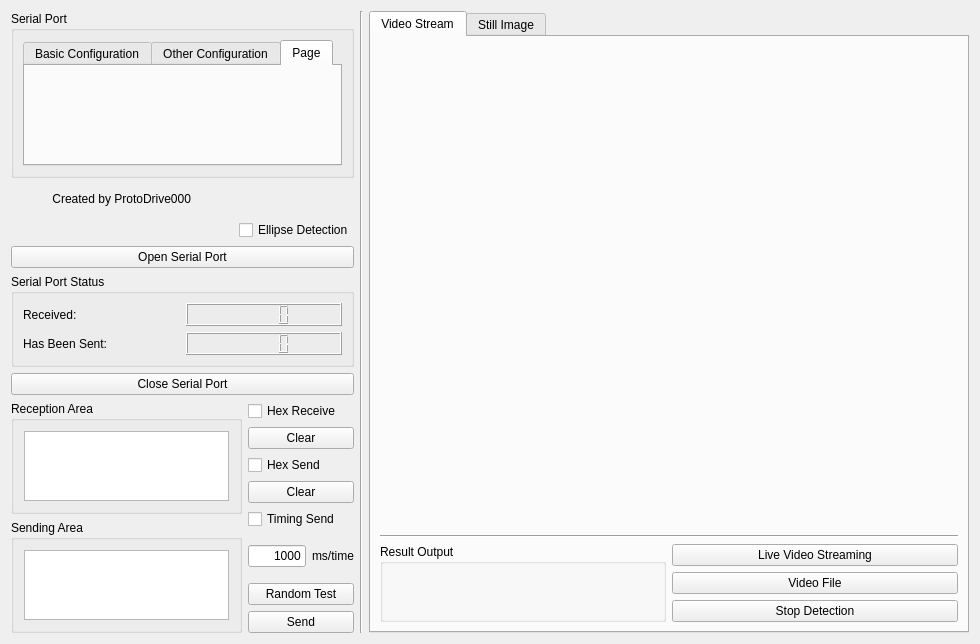
Above: Ui_Backup.ui from Kienle4562/GUI_Pyqt_YoloV5 before the change. Below: the same form after it.
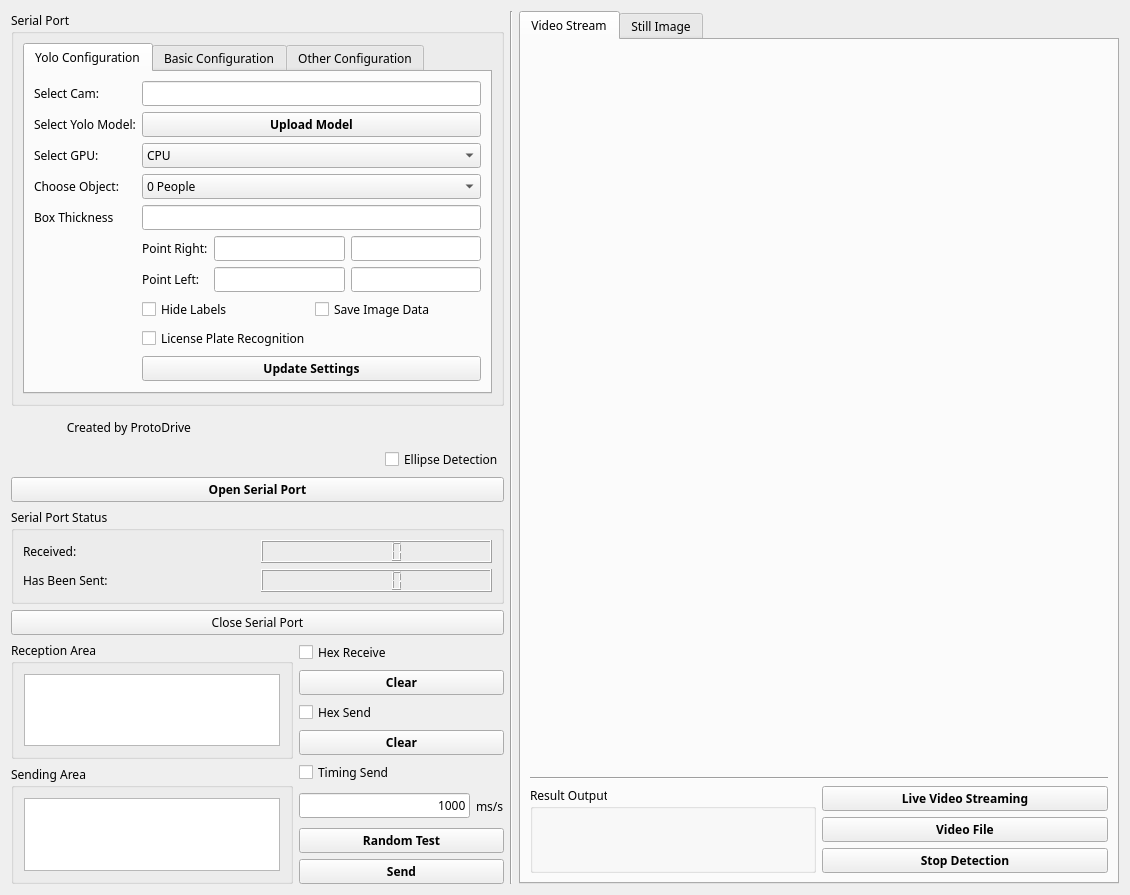
That is the form after the change. The open tabs and pages were chosen to show the change.

Diff of the .ui file:
```diff
--- a/Ui_Backup.ui
+++ b/Ui_Backup.ui
@@ -6,8 +6,8 @@
    <rect>
     <x>0</x>
     <y>0</y>
-    <width>980</width>
-    <height>618</height>
+    <width>1130</width>
+    <height>895</height>
    </rect>
   </property>
   <property name="windowTitle">
@@ -24,6 +24,13 @@
      </property>
      <item>
       <widget class="QGroupBox" name="groupBox_3">
+       <property name="font">
+        <font>
+         <family>UTM Avo</family>
+         <weight>50</weight>
+         <bold>false</bold>
+        </font>
+       </property>
        <property name="title">
         <string>Serial Port</string>
        </property>
@@ -31,8 +38,223 @@
         <item>
          <widget class="QTabWidget" name="tabWidget">
           <property name="currentIndex">
-           <number>2</number>
+           <number>0</number>
           </property>
+          <widget class="QWidget" name="tab_Yolo_Configuration">
+           <attribute name="title">
+            <string>Yolo Configuration</string>
+           </attribute>
+           <layout class="QHBoxLayout" name="horizontalLayout_Y3">
+            <item>
+             <layout class="QFormLayout" name="formLayoutYolo">
+              <item row="0" column="0">
+               <widget class="QLabel" name="labe_select_input">
+                <property name="text">
+                 <string>Select Cam:</string>
+                </property>
+               </widget>
+              </item>
+              <item row="0" column="1">
+               <widget class="QLineEdit" name="select_input">
+                <property name="enabled">
+                 <bool>true</bool>
+                </property>
+                <property name="inputMethodHints">
+                 <set>Qt::ImhDigitsOnly</set>
+                </property>
+                <property name="echoMode">
+                 <enum>QLineEdit::Normal</enum>
+                </property>
+               </widget>
+              </item>
+              <item row="1" column="0">
+               <widget class="QLabel" name="label_select_yolo_model">
+                <property name="text">
+                 <string>Select Yolo Model:</string>
+                </property>
+               </widget>
+              </item>
+              <item row="1" column="1">
+               <widget class="QPushButton" name="pushButton_upload_yolo">
+                <property name="font">
+                 <font>
+                  <weight>75</weight>
+                  <bold>true</bold>
+                 </font>
+                </property>
+                <property name="text">
+                 <string>Upload Model</string>
+                </property>
+               </widget>
+              </item>
+              <item row="2" column="0">
+               <widget class="QLabel" name="label_select_GPU">
+                <property name="text">
+                 <string>Select GPU:</string>
+                </property>
+               </widget>
+              </item>
+              <item row="2" column="1">
+               <widget class="QComboBox" name="select_GPU">
+                <item>
+                 <property name="text">
+                  <string>CPU</string>
+                 </property>
+                </item>
+                <item>
+                 <property name="text">
+                  <string>Graphics Card</string>
+                 </property>
+                </item>
+               </widget>
+              </item>
+              <item row="3" column="0">
+               <widget class="QLabel" name="label_choose_object">
+                <property name="text">
+                 <string>Choose Object:</string>
+                </property>
+               </widget>
+              </item>
+              <item row="3" column="1">
+               <widget class="QComboBox" name="choose_object">
+                <item>
+                 <property name="text">
+                  <string>0 People</string>
+                 </property>
+                </item>
+                <item>
+                 <property name="text">
+                  <string>1 Bicycle</string>
+                 </property>
+                </item>
+                <item>
+                 <property name="text">
+                  <string>2 Car</string>
+                 </property>
+                </item>
+                <item>
+                 <property name="text">
+                  <string>3 Motorcycle</string>
+                 </property>
+                </item>
+               </widget>
+              </item>
+              <item row="4" column="0">
+               <widget class="QLabel" name="label_box_thickness">
+                <property name="text">
+                 <string>Box Thickness</string>
+                </property>
+               </widget>
+              </item>
+              <item row="4" column="1">
+               <widget class="QLineEdit" name="box_thickness">
+                <property name="echoMode">
+                 <enum>QLineEdit::Normal</enum>
+                </property>
+               </widget>
+              </item>
+              <item row="5" column="1">
+               <layout class="QGridLayout" name="gridLayout_14">
+                <item row="2" column="0">
+                 <widget class="QLabel" name="label_point_left">
+                  <property name="text">
+                   <string>Point Left:</string>
+                  </property>
+                 </widget>
+                </item>
+                <item row="0" column="0">
+                 <widget class="QLabel" name="label_point_right">
+                  <property name="text">
+                   <string>Point Right:</string>
+                  </property>
+                 </widget>
+                </item>
+                <item row="0" column="1">
+                 <widget class="QLineEdit" name="point_A">
+                  <property name="echoMode">
+                   <enum>QLineEdit::Normal</enum>
+                  </property>
+                 </widget>
+                </item>
+                <item row="2" column="1">
+                 <widget class="QLineEdit" name="point_D">
+                  <property name="font">
+                   <font>
+                    <family>UTM Avo</family>
+                   </font>
+                  </property>
+                  <property name="echoMode">
+                   <enum>QLineEdit::Normal</enum>
+                  </property>
+                 </widget>
+                </item>
+                <item row="0" column="2">
+                 <widget class="QLineEdit" name="point_B">
+                  <property name="echoMode">
+                   <enum>QLineEdit::Normal</enum>
+                  </property>
+                 </widget>
+                </item>
+                <item row="2" column="2">
+                 <widget class="QLineEdit" name="point_C">
+                  <property name="echoMode">
+                   <enum>QLineEdit::Normal</enum>
+                  </property>
+                 </widget>
+                </item>
+               </layout>
+              </item>
+              <item row="6" column="1">
+               <layout class="QGridLayout" name="gridLayout_13">
+                <item row="0" column="0">
+                 <widget class="QCheckBox" name="hide_labels">
+                  <property name="layoutDirection">
+                   <enum>Qt::LeftToRight</enum>
+                  </property>
+                  <property name="text">
+                   <string>Hide Labels</string>
+                  </property>
+                 </widget>
+                </item>
+                <item row="0" column="1">
+                 <widget class="QCheckBox" name="save_img_data">
+                  <property name="layoutDirection">
+                   <enum>Qt::LeftToRight</enum>
+                  </property>
+                  <property name="text">
+                   <string>Save Image Data</string>
+                  </property>
+                 </widget>
+                </item>
+               </layout>
+              </item>
+              <item row="7" column="1">
+               <widget class="QCheckBox" name="license_plate_recogniton">
+                <property name="layoutDirection">
+                 <enum>Qt::LeftToRight</enum>
+                </property>
+                <property name="text">
+                 <string>License Plate Recognition</string>
+                </property>
+               </widget>
+              </item>
+              <item row="8" column="1">
+               <widget class="QPushButton" name="buttonUpdateSettings">
+                <property name="font">
+                 <font>
+                  <weight>75</weight>
+                  <bold>true</bold>
+                 </font>
+                </property>
+                <property name="text">
+                 <string>Update Settings</string>
+                </property>
+               </widget>
+              </item>
+             </layout>
+            </item>
+           </layout>
+          </widget>
           <widget class="QWidget" name="tab">
            <attribute name="title">
             <string>Basic Configuration</string>
@@ -219,25 +441,6 @@
             </item>
            </layout>
           </widget>
-          <widget class="QWidget" name="tab_5">
-           <property name="enabled">
-            <bool>true</bool>
-           </property>
-           <attribute name="title">
-            <string>Page</string>
-           </attribute>
-           <widget class="QWidget" name="formLayoutWidget">
-            <property name="geometry">
-             <rect>
-              <x>10</x>
-              <y>10</y>
-              <width>160</width>
-              <height>80</height>
-             </rect>
-            </property>
-            <layout class="QFormLayout" name="formLayout"/>
-           </widget>
-          </widget>
          </widget>
         </item>
        </layout>
@@ -257,8 +460,13 @@
          <height>16777215</height>
         </size>
        </property>
+       <property name="font">
+        <font>
+         <family>UTM Avo</family>
+        </font>
+       </property>
        <property name="text">
-        <string>Created by ProtoDrive000</string>
+        <string>Created by ProtoDrive</string>
        </property>
        <property name="textFormat">
         <enum>Qt::AutoText</enum>
@@ -288,6 +496,11 @@
        </item>
        <item>
         <widget class="QCheckBox" name="checkBox_circle">
+         <property name="font">
+          <font>
+           <family>UTM Avo</family>
+          </font>
+         </property>
          <property name="layoutDirection">
           <enum>Qt::LeftToRight</enum>
          </property>
@@ -300,6 +513,17 @@
      </item>
      <item>
       <widget class="QPushButton" name="open_button">
+       <property name="font">
+        <font>
+         <family>UTM Avo</family>
+         <weight>75</weight>
+         <bold>true</bold>
+         <underline>false</underline>
+         <strikeout>false</strikeout>
+         <stylestrategy>PreferDefault</stylestrategy>
+         <kerning>true</kerning>
+        </font>
+       </property>
        <property name="text">
         <string>Open Serial Port</string>
        </property>
@@ -307,6 +531,11 @@
      </item>
      <item>
       <widget class="QGroupBox" name="formGroupBox">
+       <property name="font">
+        <font>
+         <family>UTM Avo</family>
+        </font>
+       </property>
        <property name="title">
         <string>Serial Port Status</string>
        </property>
@@ -340,6 +569,11 @@
      </item>
      <item>
       <widget class="QPushButton" name="close_button">
+       <property name="font">
+        <font>
+         <family>UTM Avo</family>
+        </font>
+       </property>
        <property name="text">
         <string>Close Serial Port</string>
        </property>
@@ -351,6 +585,11 @@
         <layout class="QVBoxLayout" name="verticalLayout_9">
          <item>
           <widget class="QGroupBox" name="verticalGroupBox">
+           <property name="font">
+            <font>
+             <family>UTM Avo</family>
+            </font>
+           </property>
            <property name="title">
             <string>Reception Area</string>
            </property>
@@ -382,6 +621,11 @@
          </item>
          <item>
           <widget class="QGroupBox" name="verticalGroupBox_2">
+           <property name="font">
+            <font>
+             <family>UTM Avo</family>
+            </font>
+           </property>
            <property name="title">
             <string>Sending Area</string>
            </property>
@@ -410,7 +654,7 @@
                <string>&lt;!DOCTYPE HTML PUBLIC &quot;-//W3C//DTD HTML 4.0//EN&quot; &quot;http://www.w3.org/TR/REC-html40/strict.dtd&quot;&gt;
 &lt;html&gt;&lt;head&gt;&lt;meta name=&quot;qrichtext&quot; content=&quot;1&quot; /&gt;&lt;style type=&quot;text/css&quot;&gt;
 p, li { white-space: pre-wrap; }
-&lt;/style&gt;&lt;/head&gt;&lt;body style=&quot; font-family:'MS Shell Dlg 2'; font-size:8.25pt; font-weight:400; font-style:normal;&quot;&gt;
+&lt;/style&gt;&lt;/head&gt;&lt;body style=&quot; font-family:'UTM Avo'; font-size:8.25pt; font-weight:400; font-style:normal;&quot;&gt;
 &lt;p style=&quot;-qt-paragraph-type:empty; margin-top:0px; margin-bottom:0px; margin-left:0px; margin-right:0px; -qt-block-indent:0; text-indent:0px; font-family:'SimSun'; font-size:9pt;&quot;&gt;&lt;br /&gt;&lt;/p&gt;&lt;/body&gt;&lt;/html&gt;</string>
               </property>
              </widget>
@@ -426,6 +670,11 @@
           <layout class="QVBoxLayout" name="verticalLayout_7">
            <item>
             <widget class="QCheckBox" name="hex_receive">
+             <property name="font">
+              <font>
+               <family>UTM Avo</family>
+              </font>
+             </property>
              <property name="text">
               <string>Hex Receive</string>
              </property>
@@ -433,6 +682,13 @@
            </item>
            <item>
             <widget class="QPushButton" name="clear_button">
+             <property name="font">
+              <font>
+               <family>UTM Avo</family>
+               <weight>75</weight>
+               <bold>true</bold>
+              </font>
+             </property>
              <property name="text">
               <string>Clear</string>
              </property>
@@ -444,6 +700,11 @@
           <layout class="QVBoxLayout" name="verticalLayout_6">
            <item>
             <widget class="QCheckBox" name="hex_send">
+             <property name="font">
+              <font>
+               <family>UTM Avo</family>
+              </font>
+             </property>
              <property name="text">
               <string>Hex Send</string>
              </property>
@@ -451,6 +712,13 @@
            </item>
            <item>
             <widget class="QPushButton" name="clear_button_2">
+             <property name="font">
+              <font>
+               <family>UTM Avo</family>
+               <weight>75</weight>
+               <bold>true</bold>
+              </font>
+             </property>
              <property name="text">
               <string>Clear</string>
              </property>
@@ -462,6 +730,11 @@
           <layout class="QVBoxLayout" name="verticalLayout_5">
            <item>
             <widget class="QCheckBox" name="timer_send_cb">
+             <property name="font">
+              <font>
+               <family>UTM Avo</family>
+              </font>
+             </property>
              <property name="text">
               <string>Timing Send</string>
              </property>
@@ -471,6 +744,11 @@
             <layout class="QHBoxLayout" name="horizontalLayout_5">
              <item>
               <widget class="QLineEdit" name="lineEdit_3">
+               <property name="font">
+                <font>
+                 <family>UTM Avo</family>
+                </font>
+               </property>
                <property name="text">
                 <string>1000</string>
                </property>
@@ -481,8 +759,13 @@
              </item>
              <item>
               <widget class="QLabel" name="dw">
+               <property name="font">
+                <font>
+                 <family>UTM Avo</family>
+                </font>
+               </property>
                <property name="text">
-                <string>ms/time</string>
+                <string>ms/s</string>
                </property>
               </widget>
              </item>
@@ -494,6 +777,13 @@
           <layout class="QVBoxLayout" name="verticalLayout_4">
            <item>
             <widget class="QPushButton" name="pushButton">
+             <property name="font">
+              <font>
+               <family>UTM Avo</family>
+               <weight>75</weight>
+               <bold>true</bold>
+              </font>
+             </property>
              <property name="text">
               <string>Random Test</string>
              </property>
@@ -501,6 +791,13 @@
            </item>
            <item>
             <widget class="QPushButton" name="send_button">
+             <property name="font">
+              <font>
+               <family>UTM Avo</family>
+               <weight>75</weight>
+               <bold>true</bold>
+              </font>
+             </property>
              <property name="text">
               <string>Send</string>
              </property>
@@ -529,6 +826,11 @@
        <height>0</height>
       </size>
      </property>
+     <property name="font">
+      <font>
+       <family>UTM Avo</family>
+      </font>
+     </property>
      <property name="currentIndex">
       <number>1</number>
      </property>
@@ -585,6 +887,12 @@
           <layout class="QVBoxLayout" name="verticalLayout_12">
            <item>
             <widget class="QPushButton" name="pushButton_streaming">
+             <property name="font">
+              <font>
+               <weight>75</weight>
+               <bold>true</bold>
+              </font>
+             </property>
              <property name="text">
               <string>Live Video Streaming</string>
              </property>
@@ -592,6 +900,12 @@
            </item>
            <item>
             <widget class="QPushButton" name="pushButton_loadmp4">
+             <property name="font">
+              <font>
+               <weight>75</weight>
+               <bold>true</bold>
+              </font>
+             </property>
              <property name="text">
               <string>Video File</string>
              </property>
@@ -599,6 +913,12 @@
            </item>
            <item>
             <widget class="QPushButton" name="pushButton_stopscan">
+             <property name="font">
+              <font>
+               <weight>75</weight>
+               <bold>true</bold>
+              </font>
+             </property>
              <property name="text">
               <string>Stop Detection</string>
              </property>
```
Left out of the diff: 74 changed lines with no effect on the pictures.
